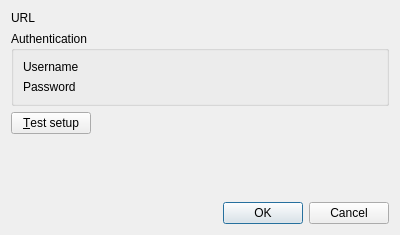
Above: src/services/tt-rss/gui/formeditaccount.ui from martinrotter/rssguard before the change. Below: the same form after it.
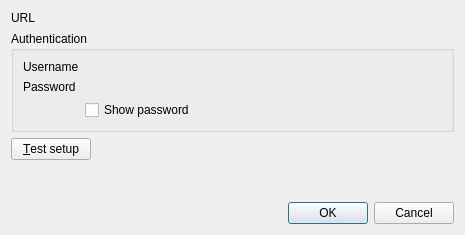
That is the form after the change. Custom widgets are drawn as their Qt base class.

Commit message: Work on TT-RSS network/edit edialog.

```diff
--- a/src/services/tt-rss/gui/formeditaccount.ui
+++ b/src/services/tt-rss/gui/formeditaccount.ui
@@ -6,7 +6,7 @@
    <rect>
     <x>0</x>
     <y>0</y>
-    <width>400</width>
+    <width>465</width>
     <height>235</height>
    </rect>
   </property>
@@ -16,19 +16,6 @@
   <layout class="QVBoxLayout" name="verticalLayout">
    <item>
     <layout class="QFormLayout" name="formLayout">
-     <item row="0" column="0">
-      <widget class="QLabel" name="m_lblTitle">
-       <property name="text">
-        <string>URL</string>
-       </property>
-       <property name="buddy">
-        <cstring>m_txtUrl</cstring>
-       </property>
-      </widget>
-     </item>
-     <item row="0" column="1">
-      <widget class="LineEditWithStatus" name="m_txtUrl" native="true"/>
-     </item>
      <item row="2" column="0">
       <widget class="QPushButton" name="m_btnTestSetup">
        <property name="text">
@@ -77,21 +64,32 @@
         <item row="0" column="1">
          <widget class="LineEditWithStatus" name="m_txtUsername" native="true"/>
         </item>
+        <item row="2" column="1">
+         <widget class="QCheckBox" name="m_checkShowPassword">
+          <property name="text">
+           <string>Show password</string>
+          </property>
+         </widget>
+        </item>
        </layout>
       </widget>
      </item>
-     <item row="2" column="1">
-      <widget class="LabelWithStatus" name="m_lblTestResult" native="true">
-       <property name="sizePolicy">
-        <sizepolicy hsizetype="Expanding" vsizetype="Preferred">
-         <horstretch>0</horstretch>
-         <verstretch>0</verstretch>
-        </sizepolicy>
-       </property>
-       <property name="layoutDirection">
-        <enum>Qt::RightToLeft</enum>
-       </property>
-      </widget>
+     <item row="0" column="0" colspan="2">
+      <layout class="QHBoxLayout" name="horizontalLayout">
+       <item>
+        <widget class="QLabel" name="m_lblTitle">
+         <property name="text">
+          <string>URL</string>
+         </property>
+         <property name="buddy">
+          <cstring>m_txtUrl</cstring>
+         </property>
+        </widget>
+       </item>
+       <item>
+        <widget class="LineEditWithStatus" name="m_txtUrl" native="true"/>
+       </item>
+      </layout>
      </item>
     </layout>
    </item>
```
Left out of the diff: 13 changed lines with no effect on the pictures. The commit also changes 7 other files.
